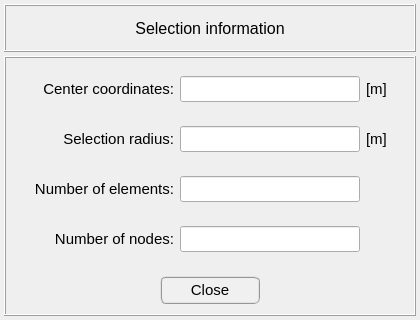
Qt form vibra/interface/data/ui_files/model/setup/acoustic/get_sphere_selection_information.ui (MOPT-UFSC/VIBRA) before a commit.
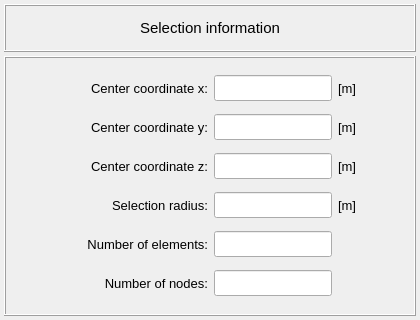
The same form after that commit.

```diff
--- a/vibra/interface/data/ui_files/model/setup/acoustic/get_sphere_selection_information.ui
+++ b/vibra/interface/data/ui_files/model/setup/acoustic/get_sphere_selection_information.ui
@@ -60,7 +60,7 @@
        <widget class="QLabel" name="label">
         <property name="font">
          <font>
-          <pointsize>12</pointsize>
+          <pointsize>11</pointsize>
          </font>
         </property>
         <property name="text">
@@ -106,45 +106,21 @@
         <property name="frameShadow">
          <enum>QFrame::Raised</enum>
         </property>
-        <layout class="QGridLayout" name="gridLayout_8">
-         <property name="leftMargin">
-          <number>4</number>
-         </property>
-         <property name="topMargin">
-          <number>4</number>
-         </property>
-         <property name="rightMargin">
-          <number>4</number>
-         </property>
-         <property name="bottomMargin">
-          <number>4</number>
-         </property>
-         <property name="spacing">
-          <number>4</number>
-         </property>
-         <item row="4" column="0" colspan="2">
-          <widget class="QFrame" name="frame_5">
-           <property name="frameShape">
-            <enum>QFrame::NoFrame</enum>
-           </property>
-           <property name="frameShadow">
-            <enum>QFrame::Raised</enum>
-           </property>
            <layout class="QGridLayout" name="gridLayout_4">
             <property name="leftMargin">
-             <number>0</number>
+          <number>6</number>
             </property>
             <property name="topMargin">
-             <number>0</number>
+          <number>6</number>
             </property>
             <property name="rightMargin">
-             <number>0</number>
+          <number>6</number>
             </property>
             <property name="bottomMargin">
-             <number>0</number>
-            </property>
-            <item row="0" column="0">
-             <widget class="QLabel" name="label_6">
+          <number>6</number>
+         </property>
+         <item row="3" column="1">
+          <widget class="QLabel" name="label_2">
               <property name="minimumSize">
                <size>
                 <width>160</width>
@@ -159,98 +135,28 @@
               </property>
               <property name="font">
                <font>
-                <pointsize>11</pointsize>
+             <pointsize>10</pointsize>
                </font>
               </property>
               <property name="text">
-               <string>Number of nodes:</string>
+            <string>Selection radius:</string>
               </property>
               <property name="alignment">
                <set>Qt::AlignRight|Qt::AlignTrailing|Qt::AlignVCenter</set>
               </property>
              </widget>
             </item>
-            <item row="0" column="1">
-             <widget class="QLineEdit" name="lineEdit_number_of_nodes">
-              <property name="maximumSize">
-               <size>
-                <width>180</width>
-                <height>26</height>
-               </size>
-              </property>
-              <property name="font">
-               <font>
-                <pointsize>10</pointsize>
-               </font>
-              </property>
-              <property name="alignment">
-               <set>Qt::AlignCenter</set>
-              </property>
-             </widget>
-            </item>
             <item row="0" column="2">
-             <widget class="QLabel" name="label_7">
-              <property name="text">
-               <string/>
-              </property>
-             </widget>
-            </item>
-           </layout>
-          </widget>
-         </item>
-         <item row="3" column="0" colspan="2">
-          <widget class="QFrame" name="frame_7">
-           <property name="frameShape">
-            <enum>QFrame::NoFrame</enum>
-           </property>
-           <property name="frameShadow">
-            <enum>QFrame::Raised</enum>
-           </property>
-           <layout class="QGridLayout" name="gridLayout_6">
-            <property name="leftMargin">
-             <number>0</number>
-            </property>
-            <property name="topMargin">
-             <number>0</number>
-            </property>
-            <property name="rightMargin">
-             <number>0</number>
-            </property>
-            <property name="bottomMargin">
-             <number>0</number>
-            </property>
-            <item row="0" column="0">
-             <widget class="QLabel" name="label_3">
+          <widget class="QLineEdit" name="lineEdit_coordinate_x">
               <property name="minimumSize">
                <size>
-                <width>160</width>
+             <width>0</width>
                 <height>0</height>
                </size>
               </property>
               <property name="maximumSize">
                <size>
-                <width>160</width>
-                <height>16777215</height>
-               </size>
-              </property>
-              <property name="font">
-               <font>
-                <pointsize>11</pointsize>
-               </font>
-              </property>
-              <property name="text">
-               <string>Number of elements:</string>
-              </property>
-              <property name="alignment">
-               <set>Qt::AlignRight|Qt::AlignTrailing|Qt::AlignVCenter</set>
-              </property>
-             </widget>
-            </item>
-            <item row="0" column="1">
-             <widget class="QLineEdit" name="lineEdit_number_of_elements">
-              <property name="maximumSize">
-               <size>
-                <width>180</width>
+             <width>140</width>
                 <height>26</height>
                </size>
               </property>
@@ -264,62 +170,7 @@
               </property>
              </widget>
             </item>
-            <item row="0" column="2">
-             <widget class="QLabel" name="label_5">
-              <property name="text">
-               <string/>
-              </property>
-             </widget>
-            </item>
-           </layout>
-          </widget>
-         </item>
-         <item row="1" column="0">
-          <widget class="QFrame" name="frame_10">
-           <property name="frameShape">
-            <enum>QFrame::NoFrame</enum>
-           </property>
-           <property name="frameShadow">
-            <enum>QFrame::Raised</enum>
-           </property>
-           <layout class="QGridLayout" name="gridLayout_10">
-            <property name="leftMargin">
-             <number>0</number>
-            </property>
-            <property name="topMargin">
-             <number>0</number>
-            </property>
-            <property name="rightMargin">
-             <number>0</number>
-            </property>
-            <property name="bottomMargin">
-             <number>0</number>
-            </property>
-            <item row="1" column="1">
-             <widget class="QLineEdit" name="lineEdit_center_coordinates">
-              <property name="minimumSize">
-               <size>
-                <width>180</width>
-                <height>0</height>
-               </size>
-              </property>
-              <property name="maximumSize">
-               <size>
-                <width>180</width>
-                <height>26</height>
-               </size>
-              </property>
-              <property name="font">
-               <font>
-                <pointsize>9</pointsize>
-               </font>
-              </property>
-              <property name="alignment">
-               <set>Qt::AlignCenter</set>
-              </property>
-             </widget>
-            </item>
-            <item row="1" column="0">
+         <item row="0" column="1">
              <widget class="QLabel" name="label_10">
               <property name="minimumSize">
                <size>
@@ -335,18 +186,18 @@
               </property>
               <property name="font">
                <font>
-                <pointsize>11</pointsize>
+             <pointsize>10</pointsize>
                </font>
               </property>
               <property name="text">
-               <string>Center coordinates:</string>
+            <string>Center coordinate x:</string>
               </property>
               <property name="alignment">
                <set>Qt::AlignRight|Qt::AlignTrailing|Qt::AlignVCenter</set>
               </property>
              </widget>
             </item>
-            <item row="1" column="2">
+         <item row="0" column="3">
              <widget class="QLabel" name="label_11">
               <property name="minimumSize">
                <size>
@@ -362,7 +213,7 @@
               </property>
               <property name="font">
                <font>
-                <pointsize>11</pointsize>
+             <pointsize>10</pointsize>
                </font>
               </property>
               <property name="text">
@@ -370,35 +221,113 @@
               </property>
              </widget>
             </item>
-           </layout>
+         <item row="2" column="1">
+          <widget class="QLabel" name="label_14">
+           <property name="minimumSize">
+            <size>
+             <width>160</width>
+             <height>0</height>
+            </size>
+           </property>
+           <property name="maximumSize">
+            <size>
+             <width>160</width>
+             <height>16777215</height>
+            </size>
+           </property>
+           <property name="font">
+            <font>
+             <pointsize>10</pointsize>
+            </font>
+           </property>
+           <property name="text">
+            <string>Center coordinate z:</string>
+           </property>
+           <property name="alignment">
+            <set>Qt::AlignRight|Qt::AlignTrailing|Qt::AlignVCenter</set>
+           </property>
           </widget>
          </item>
-         <item row="2" column="0">
-          <widget class="QFrame" name="frame_9">
-           <property name="frameShape">
-            <enum>QFrame::NoFrame</enum>
-           </property>
-           <property name="frameShadow">
-            <enum>QFrame::Raised</enum>
-           </property>
-           <layout class="QGridLayout" name="gridLayout_7">
-            <property name="leftMargin">
-             <number>0</number>
-            </property>
-            <property name="topMargin">
-             <number>0</number>
-            </property>
-            <property name="rightMargin">
-             <number>0</number>
-            </property>
-            <property name="bottomMargin">
-             <number>0</number>
-            </property>
             <item row="1" column="1">
+          <widget class="QLabel" name="label_12">
+           <property name="minimumSize">
+            <size>
+             <width>160</width>
+             <height>0</height>
+            </size>
+           </property>
+           <property name="maximumSize">
+            <size>
+             <width>160</width>
+             <height>16777215</height>
+            </size>
+           </property>
+           <property name="font">
+            <font>
+             <pointsize>10</pointsize>
+            </font>
+           </property>
+           <property name="text">
+            <string>Center coordinate y:</string>
+           </property>
+           <property name="alignment">
+            <set>Qt::AlignRight|Qt::AlignTrailing|Qt::AlignVCenter</set>
+           </property>
+          </widget>
+         </item>
+         <item row="2" column="3">
+          <widget class="QLabel" name="label_15">
+           <property name="minimumSize">
+            <size>
+             <width>34</width>
+             <height>0</height>
+            </size>
+           </property>
+           <property name="maximumSize">
+            <size>
+             <width>40</width>
+             <height>16777215</height>
+            </size>
+           </property>
+           <property name="font">
+            <font>
+             <pointsize>10</pointsize>
+            </font>
+           </property>
+           <property name="text">
+            <string>[m]</string>
+           </property>
+          </widget>
+         </item>
+         <item row="1" column="3">
+          <widget class="QLabel" name="label_13">
+           <property name="minimumSize">
+            <size>
+             <width>34</width>
+             <height>0</height>
+            </size>
+           </property>
+           <property name="maximumSize">
+            <size>
+             <width>40</width>
+             <height>16777215</height>
+            </size>
+           </property>
+           <property name="font">
+            <font>
+             <pointsize>10</pointsize>
+            </font>
+           </property>
+           <property name="text">
+            <string>[m]</string>
+           </property>
+          </widget>
+         </item>
+         <item row="3" column="2">
              <widget class="QLineEdit" name="lineEdit_selection_radius">
               <property name="maximumSize">
                <size>
-                <width>180</width>
+             <width>140</width>
                 <height>26</height>
                </size>
               </property>
@@ -412,8 +341,8 @@
               </property>
              </widget>
             </item>
-            <item row="1" column="0">
-             <widget class="QLabel" name="label_2">
+         <item row="4" column="1">
+          <widget class="QLabel" name="label_3">
               <property name="minimumSize">
                <size>
                 <width>160</width>
@@ -428,18 +357,18 @@
               </property>
               <property name="font">
                <font>
-                <pointsize>11</pointsize>
+             <pointsize>10</pointsize>
                </font>
               </property>
               <property name="text">
-               <string>Selection radius:</string>
+            <string>Number of elements:</string>
               </property>
               <property name="alignment">
                <set>Qt::AlignRight|Qt::AlignTrailing|Qt::AlignVCenter</set>
               </property>
              </widget>
             </item>
-            <item row="1" column="2">
+         <item row="3" column="3">
              <widget class="QLabel" name="label_4">
               <property name="maximumSize">
                <size>
@@ -449,7 +378,7 @@
               </property>
               <property name="font">
                <font>
-                <pointsize>11</pointsize>
+             <pointsize>10</pointsize>
                </font>
               </property>
               <property name="text">
@@ -457,75 +386,143 @@
               </property>
              </widget>
             </item>
-           </layout>
-          </widget>
-         </item>
-        </layout>
-       </widget>
-      </item>
-      <item row="1" column="0">
-       <widget class="QFrame" name="frame_4">
-        <property name="maximumSize">
-         <size>
-          <width>16777215</width>
-          <height>40</height>
-         </size>
-        </property>
-        <property name="frameShape">
-         <enum>QFrame::NoFrame</enum>
-        </property>
-        <property name="frameShadow">
-         <enum>QFrame::Raised</enum>
-        </property>
-        <layout class="QGridLayout" name="gridLayout_5">
-         <property name="leftMargin">
-          <number>0</number>
-         </property>
-         <property name="topMargin">
-          <number>0</number>
-         </property>
-         <property name="rightMargin">
-          <number>0</number>
-         </property>
-         <property name="bottomMargin">
-          <number>0</number>
-         </property>
-         <property name="spacing">
-          <number>0</number>
-         </property>
          <item row="0" column="0">
-          <widget class="QPushButton" name="pushButton_close">
+          <spacer name="horizontalSpacer">
+           <property name="orientation">
+            <enum>Qt::Horizontal</enum>
+           </property>
+           <property name="sizeHint" stdset="0">
+            <size>
+             <width>40</width>
+             <height>20</height>
+            </size>
+           </property>
+          </spacer>
+         </item>
+         <item row="1" column="2">
+          <widget class="QLineEdit" name="lineEdit_coordinate_y">
            <property name="minimumSize">
             <size>
-             <width>100</width>
-             <height>28</height>
+             <width>0</width>
+             <height>0</height>
             </size>
            </property>
            <property name="maximumSize">
             <size>
-             <width>100</width>
-             <height>28</height>
+             <width>140</width>
+             <height>26</height>
             </size>
            </property>
            <property name="font">
             <font>
-             <family>MS Shell Dlg 2</family>
-             <pointsize>11</pointsize>
-             <weight>50</weight>
-             <italic>false</italic>
-             <bold>false</bold>
+             <pointsize>10</pointsize>
             </font>
            </property>
-           <property name="styleSheet">
-            <string notr="true">QPushButton{border-radius: 6px; border-color: rgb(150, 150, 150); border-style: ridge; border-width: 2px; color: rgb(0, 0, 0); background-color: rgb(240, 240, 240); font: 11pt &quot;MS Shell Dlg 2&quot;}
-QPushButton:hover{border-radius: 6px; border-color: rgb(0, 170, 255); border-style: ridge; border-width: 2px; color: rgb(0, 0, 0); background-color: rgba(174, 213, 255, 100); font: 11pt &quot;MS Shell Dlg 2l&quot;}
-QPushButton:pressed{border-radius: 6px; border-color: rgb(0, 170, 255); border-style: ridge; border-width: 3px; color: rgb(0, 0, 0); background-color: rgb(174, 213, 255); font: 11pt &quot;MS Shell Dlg 2&quot;}</string>
+           <property name="alignment">
+            <set>Qt::AlignCenter</set>
+           </property>
+          </widget>
+         </item>
+         <item row="2" column="2">
+          <widget class="QLineEdit" name="lineEdit_coordinate_z">
+           <property name="minimumSize">
+            <size>
+             <width>0</width>
+             <height>0</height>
+            </size>
+           </property>
+           <property name="maximumSize">
+            <size>
+             <width>140</width>
+             <height>26</height>
+            </size>
+           </property>
+           <property name="font">
+            <font>
+             <pointsize>10</pointsize>
+            </font>
+           </property>
+           <property name="alignment">
+            <set>Qt::AlignCenter</set>
+           </property>
+          </widget>
+         </item>
+         <item row="5" column="1">
+          <widget class="QLabel" name="label_6">
+           <property name="minimumSize">
+            <size>
+             <width>160</width>
+             <height>0</height>
+            </size>
+           </property>
+           <property name="maximumSize">
+            <size>
+             <width>160</width>
+             <height>16777215</height>
+            </size>
+           </property>
+           <property name="font">
+            <font>
+             <pointsize>10</pointsize>
+            </font>
            </property>
            <property name="text">
-            <string>Close</string>
+            <string>Number of nodes:</string>
            </property>
+           <property name="alignment">
+            <set>Qt::AlignRight|Qt::AlignTrailing|Qt::AlignVCenter</set>
+           </property>
           </widget>
          </item>
+         <item row="4" column="2">
+          <widget class="QLineEdit" name="lineEdit_number_of_elements">
+           <property name="maximumSize">
+            <size>
+             <width>140</width>
+             <height>26</height>
+            </size>
+           </property>
+           <property name="font">
+            <font>
+             <pointsize>10</pointsize>
+            </font>
+           </property>
+           <property name="alignment">
+            <set>Qt::AlignCenter</set>
+           </property>
+          </widget>
+         </item>
+         <item row="5" column="2">
+          <widget class="QLineEdit" name="lineEdit_number_of_nodes">
+           <property name="maximumSize">
+            <size>
+             <width>140</width>
+             <height>26</height>
+            </size>
+           </property>
+           <property name="font">
+            <font>
+             <pointsize>10</pointsize>
+            </font>
+           </property>
+           <property name="alignment">
+            <set>Qt::AlignCenter</set>
+           </property>
+          </widget>
+         </item>
+         <item row="0" column="4">
+          <spacer name="horizontalSpacer_2">
+           <property name="orientation">
+            <enum>Qt::Horizontal</enum>
+           </property>
+           <property name="sizeHint" stdset="0">
+            <size>
+             <width>40</width>
+             <height>20</height>
+            </size>
+           </property>
+          </spacer>
+         </item>
         </layout>
        </widget>
       </item>
```
Lines whose indentation alone changed are shown as unchanged.
